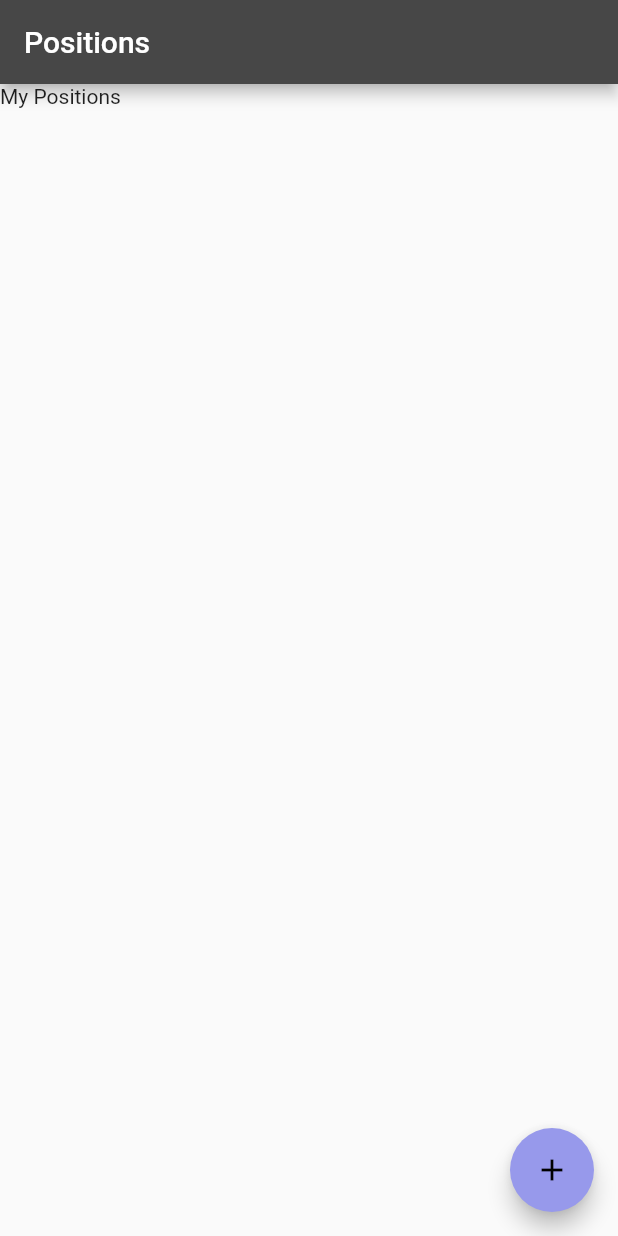
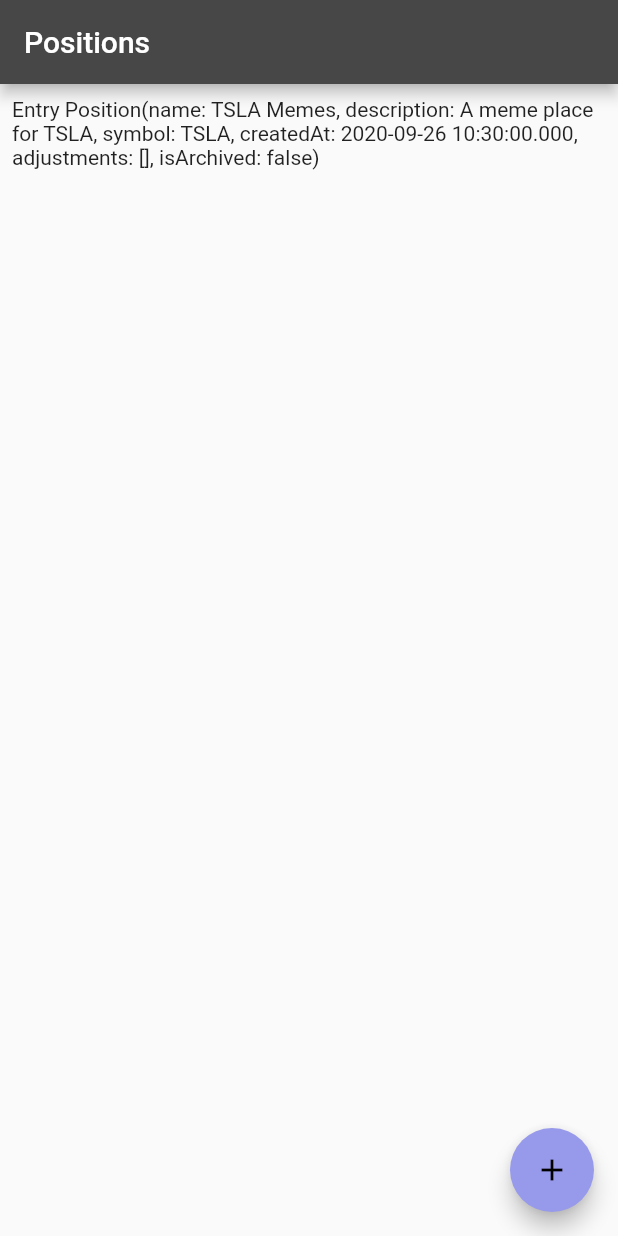
Before and after one commit to jacks205/justmnts, a Flutter app: the screen it shows after launch, on a phone screen of 412 x 824 dp. Run offline on Flutter 3.47's test engine with Material 2 defaults, Android fonts, the phone set to English and light mode, and no system bars; Roboto replaces fonts that are missing (Hind).

Commit message:
Squashed commit of the following:
commit f8521537a252f126b2a64a7bd16e127e44652e04
Author: jacks205 <markjacks205@gmail.com>
Date:   Sat Sep 26 14:53:23 2020 -0700

    Add temporary position pull

commit bbb450dc7689b6409747edf9acd132a1894c175d
Author: jacks205 <markjacks205@gmail.com>
Date:   Sat Sep 26 14:53:13 2020 -0700

    Add models

```diff
--- a/lib/MainStore.dart
+++ b/lib/MainStore.dart
@@ -1,5 +1,40 @@
+import 'dart:collection';
+import 'dart:developer';
+
 import 'package:flutter/foundation.dart';
+import 'package:justmnts/models/Position.dart';
 
 class MainStore extends ChangeNotifier {
   String title = 'My Positions';
+
+  List<Position> _positions = [];
+  bool hasFetched = false;
+  UnmodifiableListView<Position> get activePositions =>
+      UnmodifiableListView(_positions.where((element) => !element.isArchived));
+  UnmodifiableListView<Position> get archivedPositions =>
+      UnmodifiableListView(_positions.where((element) => element.isArchived));
+
+  void fetchPositions() async {
+    log('fetchPositions');
+    List<Position> positions = await Future.delayed(Duration(seconds: 2))
+        .then((value) => Future.value([
+              Position(
+                  name: 'TSLA Memes',
+                  symbol: 'TSLA',
+                  description: 'A meme place for TSLA',
+                  adjustments: [],
+                  createdAt: DateTime.now(),
+                  isArchived: false),
+              Position(
+                  name: 'AMD Memes',
+                  symbol: 'AMD',
+                  description: 'A meme place for AMD',
+                  adjustments: [],
+                  createdAt: DateTime.now(),
+                  isArchived: true),
+            ]));
+    _positions = positions;
+    hasFetched = true;
+    notifyListeners();
+  }
 }
--- /dev/null
+++ b/lib/models/Adjustment.dart
@@ -0,0 +1,90 @@
+import 'dart:convert';
+
+import 'package:flutter/foundation.dart';
+
+import 'Option.dart';
+import 'Stock.dart';
+
+class Adjustment {
+  final String title;
+  final String note;
+  final DateTime createdAt;
+  final List<Option> options;
+  final List<Stock> stocks;
+  Adjustment({
+    this.title,
+    this.note,
+    this.createdAt,
+    this.options,
+    this.stocks,
+  });
+
+  Adjustment copyWith({
+    String title,
+    String note,
+    DateTime createdAt,
+    List<Option> options,
+    List<Stock> stocks,
+  }) {
+    return Adjustment(
+      title: title ?? this.title,
+      note: note ?? this.note,
+      createdAt: createdAt ?? this.createdAt,
+      options: options ?? this.options,
+      stocks: stocks ?? this.stocks,
+    );
+  }
+
+  Map<String, dynamic> toMap() {
+    return {
+      'title': title,
+      'note': note,
+      'createdAt': createdAt?.millisecondsSinceEpoch,
+      'options': options?.map((x) => x?.toMap())?.toList(),
+      'stocks': stocks?.map((x) => x?.toMap())?.toList(),
+    };
+  }
+
+  factory Adjustment.fromMap(Map<String, dynamic> map) {
+    if (map == null) return null;
+
+    return Adjustment(
+      title: map['title'],
+      note: map['note'],
+      createdAt: DateTime.fromMillisecondsSinceEpoch(map['createdAt']),
+      options: List<Option>.from(map['options']?.map((x) => Option.fromMap(x))),
+      stocks: List<Stock>.from(map['stocks']?.map((x) => Stock.fromMap(x))),
+    );
+  }
+
+  String toJson() => json.encode(toMap());
+
+  factory Adjustment.fromJson(String source) =>
+      Adjustment.fromMap(json.decode(source));
+
+  @override
+  String toString() {
+    return 'Adjustment(title: $title, note: $note, createdAt: $createdAt, options: $options, stocks: $stocks)';
+  }
+
+  @override
+  bool operator ==(Object o) {
+    if (identical(this, o)) return true;
+
+    return o is Adjustment &&
+        o.title == title &&
+        o.note == note &&
+        o.createdAt == createdAt &&
+        listEquals(o.options, options) &&
+        listEquals(o.stocks, stocks);
+  }
+
+  @override
+  int get hashCode {
+    return title.hashCode ^
+        note.hashCode ^
+        createdAt.hashCode ^
+        options.hashCode ^
+        stocks.hashCode;
+  }
+}
--- /dev/null
+++ b/lib/models/Calculable.dart
@@ -0,0 +1,4 @@
+abstract class Calculable {
+  int get quantity;
+  int get price;
+}
--- /dev/null
+++ b/lib/models/Position.dart
@@ -0,0 +1,97 @@
+import 'dart:convert';
+
+import 'package:flutter/foundation.dart';
+import 'package:justmnts/models/Adjustment.dart';
+
+class Position {
+  final String name;
+  final String description;
+  final String symbol;
+  final DateTime createdAt;
+  final List<Adjustment> adjustments;
+  final bool isArchived;
+  Position({
+    this.name,
+    this.description,
+    this.symbol,
+    this.createdAt,
+    this.adjustments,
+    this.isArchived,
+  });
+
+  Position copyWith({
+    String name,
+    String description,
+    String symbol,
+    DateTime createdAt,
+    List<Adjustment> adjustments,
+    bool isArchived,
+  }) {
+    return Position(
+      name: name ?? this.name,
+      description: description ?? this.description,
+      symbol: symbol ?? this.symbol,
+      createdAt: createdAt ?? this.createdAt,
+      adjustments: adjustments ?? this.adjustments,
+      isArchived: isArchived ?? this.isArchived,
+    );
+  }
+
+  Map<String, dynamic> toMap() {
+    return {
+      'name': name,
+      'description': description,
+      'symbol': symbol,
+      'createdAt': createdAt?.millisecondsSinceEpoch,
+      'adjustments': adjustments?.map((x) => x?.toMap())?.toList(),
+      'isArchived': isArchived,
+    };
+  }
+
+  factory Position.fromMap(Map<String, dynamic> map) {
+    if (map == null) return null;
+
+    return Position(
+      name: map['name'],
+      description: map['description'],
+      symbol: map['symbol'],
+      createdAt: DateTime.fromMillisecondsSinceEpoch(map['createdAt']),
+      adjustments: List<Adjustment>.from(
+          map['adjustments']?.map((x) => Adjustment.fromMap(x))),
+      isArchived: map['isArchived'],
+    );
+  }
+
+  String toJson() => json.encode(toMap());
+
+  factory Position.fromJson(String source) =>
+      Position.fromMap(json.decode(source));
+
+  @override
+  String toString() {
+    return 'Position(name: $name, description: $description, symbol: $symbol, createdAt: $createdAt, adjustments: $adjustments, isArchived: $isArchived)';
+  }
+
+  @override
+  bool operator ==(Object o) {
+    if (identical(this, o)) return true;
+
+    return o is Position &&
+        o.name == name &&
+        o.description == description &&
+        o.symbol == symbol &&
+        o.createdAt == createdAt &&
+        listEquals(o.adjustments, adjustments) &&
+        o.isArchived == isArchived;
+  }
+
+  @override
+  int get hashCode {
+    return name.hashCode ^
+        description.hashCode ^
+        symbol.hashCode ^
+        createdAt.hashCode ^
+        adjustments.hashCode ^
+        isArchived.hashCode;
+  }
+}
--- a/lib/positions/PositionsPage.dart
+++ b/lib/positions/PositionsPage.dart
@@ -17,9 +17,23 @@ class PositionsPage extends StatelessWidget {
           title: Text(this.title),
         ),
         body: Consumer<MainStore>(
-          builder: (context, model, child) => Container(
-            child: Text(model.title),
-          ),
+          builder: (context, model, child) {
+            if (!model.hasFetched) {
+              model.fetchPositions();
+              return Text('is loading...');
+            }
+            return ListView.builder(
+                padding: const EdgeInsets.all(8),
+                itemCount: model.activePositions.length,
+                itemBuilder: (BuildContext context, int index) {
+                  return Container(
+                    height: 50,
+                    child: Center(
+                        child: Text(
+                            'Entry ${model.activePositions[index].toString()}')),
+                  );
+                });
+          },
           child: Container(),
         ),
         floatingActionButton: FloatingActionButton(
```
Also changed, not shown: lib/models/Option.dart (added, +79 -0 lines), lib/models/Stock.dart (added, +55 -0 lines).
